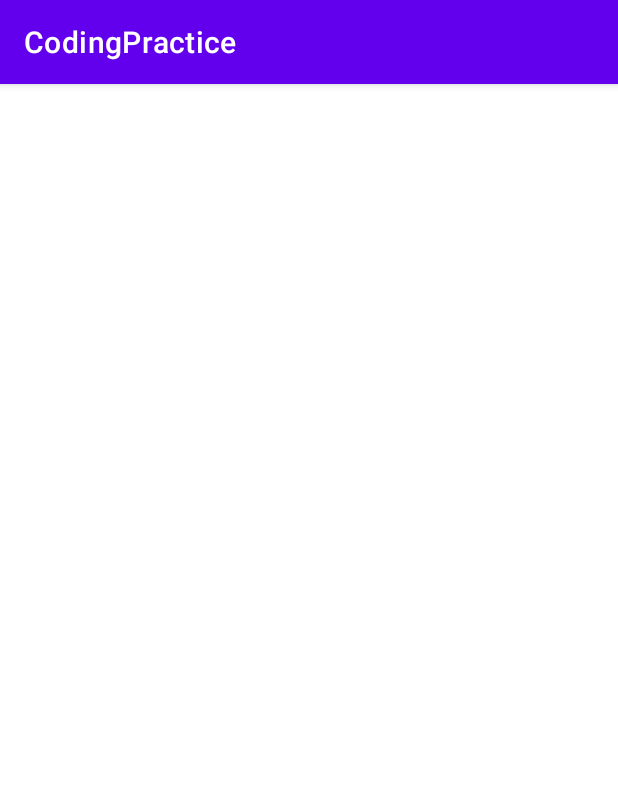
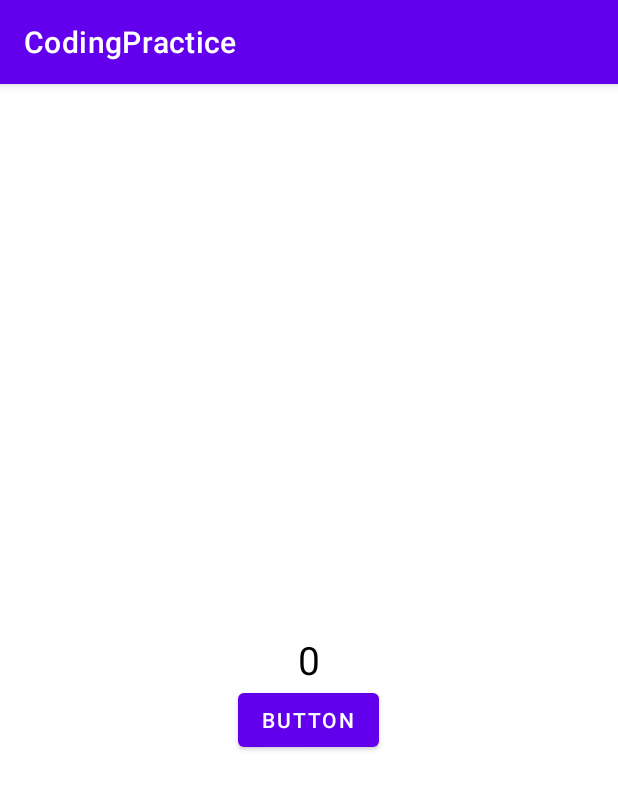
Before and after one commit to Speak2Rajdeep/CodingPractice_Android, an Android app: the screen it shows after launch (MainActivity), on a phone screen of 412 x 824 dp. Shown: the top 790 px of the screen. Run offline under Robolectric (Android 15) with nearby library versions, the phone set to English and light mode, and no system bars; our stand-ins replace Dagger/Hilt's generated code, data binding.

Commit message:
Observable Field fragment Added

```diff
--- a/app/src/main/java/com/example/codingpractice/MainActivity.kt
+++ b/app/src/main/java/com/example/codingpractice/MainActivity.kt
@@ -5,12 +5,14 @@ import androidx.appcompat.app.AppCompatActivity
 import androidx.fragment.app.Fragment
 import com.example.codingpractice.fragments.DependencyInjectionFragment
 import com.example.codingpractice.fragments.ObservableFieldFragment
+import dagger.hilt.android.AndroidEntryPoint
 
 /**
  * 1. This is an Activity which contains different Fragments.
  * 2. Calling Individual Fragment results individual Function
  */
 
+@AndroidEntryPoint
 class MainActivity : AppCompatActivity() {
     override fun onCreate(savedInstanceState: Bundle?) {
         super.onCreate(savedInstanceState)
@@ -18,6 +20,7 @@ class MainActivity : AppCompatActivity() {
 
         addFragment(ObservableFieldFragment())
         /**
+        addFragment(DependencyInjectionFragment())
         addFragment(ChannelFragment())
         addFragment(LiveDataFragment())
         addFragment(FlowsFragment())
--- /dev/null
+++ b/app/src/main/java/com/example/codingpractice/application/DemoApplicationClass.kt
@@ -0,0 +1,16 @@
+package com.example.codingpractice.application
+
+import android.app.Application
+import com.example.codingpractice.repository.DemoRepository
+import dagger.hilt.android.HiltAndroidApp
+import javax.inject.Inject
+
+@HiltAndroidApp
+class DemoApplicationClass : Application(){
+
+    override fun onCreate() {
+        super.onCreate()
+
+    }
+
+}
--- a/app/src/main/java/com/example/codingpractice/fragments/ObservableFieldFragment.kt
+++ b/app/src/main/java/com/example/codingpractice/fragments/ObservableFieldFragment.kt
@@ -1,35 +1,41 @@
 package com.example.codingpractice.fragments
 
 import android.os.Bundle
-import androidx.fragment.app.Fragment
 import android.view.LayoutInflater
 import android.view.View
 import android.view.ViewGroup
+import android.widget.Toast
 import androidx.databinding.DataBindingUtil
-import androidx.lifecycle.ViewModelProvider
+import androidx.databinding.ObservableField
+import androidx.fragment.app.Fragment
 import com.example.codingpractice.R
 import com.example.codingpractice.databinding.FragmentObservableFieldBinding
-import com.example.codingpractice.viewModels.ViewModelClass
 
-
+/**
+ * 1. Create a ObservableField with Initial Value
+ * 2. Observe the Field and update the UI Accordingly.
+ */
 class ObservableFieldFragment : Fragment() {
     private lateinit var binding: FragmentObservableFieldBinding
-    private lateinit var viewModelClass: ViewModelClass
+    val observableField = ObservableField<Int>(0)
 
     override fun onCreateView(
         inflater: LayoutInflater, container: ViewGroup?,
         savedInstanceState: Bundle?
-    ): View? {
-        binding = DataBindingUtil.inflate(inflater, R.layout.fragment_observable_field, container, false)
+    ): View {
+        binding =
+            DataBindingUtil.inflate(inflater, R.layout.fragment_observable_field, container, false)
         return binding.root
     }
 
     override fun onViewCreated(view: View, savedInstanceState: Bundle?) {
         super.onViewCreated(view, savedInstanceState)
-        viewModelClass = ViewModelProvider(this@ObservableFieldFragment)[ViewModelClass::class.java]
+        binding.fragmentVariable = this
+        binding.lifecycleOwner = this@ObservableFieldFragment
+    }
 
-        binding.observerName = viewModelClass
-        binding.lifecycleOwner = this@ObservableFieldFragment
-        viewModelClass.getName()
+    fun changeText() {
+        observableField.set(observableField.get()!!.plus(1))
+        Toast.makeText(this@ObservableFieldFragment.context, "Age increased to ${observableField.get()} using ObservableField!", Toast.LENGTH_SHORT).show();
     }
 }
--- a/app/src/main/java/com/example/codingpractice/viewModels/ViewModelClass.kt
+++ b/app/src/main/java/com/example/codingpractice/viewModels/ViewModelClass.kt
@@ -1,21 +1,13 @@
 package com.example.codingpractice.viewModels
 
 import android.app.Application
-import androidx.databinding.ObservableField
 import androidx.lifecycle.AndroidViewModel
+import androidx.lifecycle.MutableLiveData
 
 class ViewModelClass(application: Application) : AndroidViewModel(application) {
 
-    //    var liveDataObject = MutableLiveData("This is a Text!!!")
-    var name = ObservableField<String>()
-
-/*
-        fun updateTextViaLiveData() {
+    var liveDataObject = MutableLiveData("This is a Text!!!")
+    fun updateTextViaLiveData() {
         liveDataObject.value = "This is Updated Text!!!"
     }
-*/
-
-    fun getName() {
-        name.set("Raj")
-    }
 }
--- a/app/src/main/res/layout/fragment_live_data.xml
+++ b/app/src/main/res/layout/fragment_live_data.xml
@@ -18,7 +18,7 @@
             android:id="@+id/edittext"
             android:layout_width="wrap_content"
             android:layout_height="wrap_content"
-            android:text="@={viewModels.liveDataObject}"
+
             android:layout_gravity="center"
             android:layout_marginBottom="60dp"/>
 
@@ -28,7 +28,7 @@
             android:layout_height="wrap_content"
             android:layout_gravity="center"
             android:gravity="center"
-            android:text="@={viewModels.liveDataObject}"
+
             android:textColor="@color/black"
             android:textSize="25sp" />
 
@@ -39,7 +39,7 @@
             android:layout_gravity="center"
             android:layout_marginTop="40sp"
             android:gravity="center"
-            android:onClick="@{()-> viewModels.updateTextViaLiveData()}"
+            android:onClick="@{}"
             android:text="@string/update_btn" />
 
     </FrameLayout>
--- a/app/src/main/res/layout/fragment_observable_field.xml
+++ b/app/src/main/res/layout/fragment_observable_field.xml
@@ -3,10 +3,10 @@
     xmlns:tools="http://schemas.android.com/tools">
 
     <data>
+
         <variable
-            name="observerName"
-            type="com.example.codingpractice.viewModels.ViewModelClass" />
-
+            name="fragmentVariable"
+            type="com.example.codingpractice.fragments.ObservableFieldFragment" />
     </data>
 
     <FrameLayout
@@ -16,9 +16,20 @@
 
         <!-- TODO: Update blank fragment layout -->
         <TextView
-            android:layout_width="match_parent"
-            android:layout_height="match_parent"
-            android:text="@{()-> observerName.getName()}" />
+            android:layout_width="wrap_content"
+            android:layout_height="wrap_content"
+            android:layout_gravity="center"
+            android:text="@{String.valueOf(fragmentVariable.observableField)}"
+            android:textColor="@color/black"
+            android:textSize="26sp" />
 
+        <Button
+            android:id="@+id/btn"
+            android:layout_width="wrap_content"
+            android:layout_height="wrap_content"
+            android:layout_gravity="center"
+            android:layout_marginTop="40dp"
+            android:onClick="@{() -> fragmentVariable.changeText()}"
+            android:text="@string/button_str" />
     </FrameLayout>
 </layout>
--- a/app/src/main/res/values/strings.xml
+++ b/app/src/main/res/values/strings.xml
@@ -3,4 +3,5 @@
     <!-- TODO: Remove or change this placeholder text -->
     <string name="hello_blank_fragment">Hello blank fragment</string>
     <string name="update_btn">Update</string>
+    <string name="button_str">Button</string>
 </resources>
--- a/build.gradle
+++ b/build.gradle
@@ -1,6 +1,6 @@
-// Top-level build file where you can add configuration options common to all sub-projects/modules.
 plugins {
     id 'com.android.application' version '7.3.1' apply false
     id 'com.android.library' version '7.3.1' apply false
+    id("com.google.dagger.hilt.android") version "2.44" apply false
     id 'org.jetbrains.kotlin.android' version '1.7.20' apply false
 }
```
Also changed, not shown: app/build.gradle (+8 -1 lines), app/src/main/AndroidManifest.xml (+2 -7 lines), app/src/main/java/com/example/codingpractice/fragments/DependencyInjectionFragment.kt (+9 -3 lines), app/src/main/java/com/example/codingpractice/repository/DemoRepository.kt (added, +10 -0 lines).
